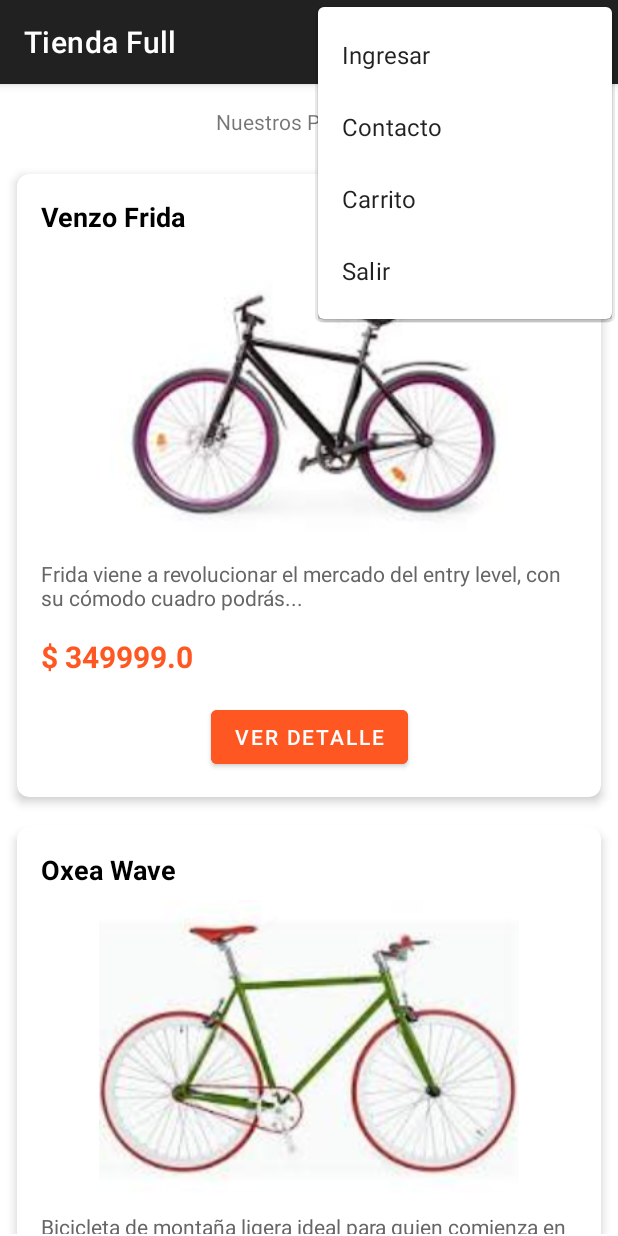
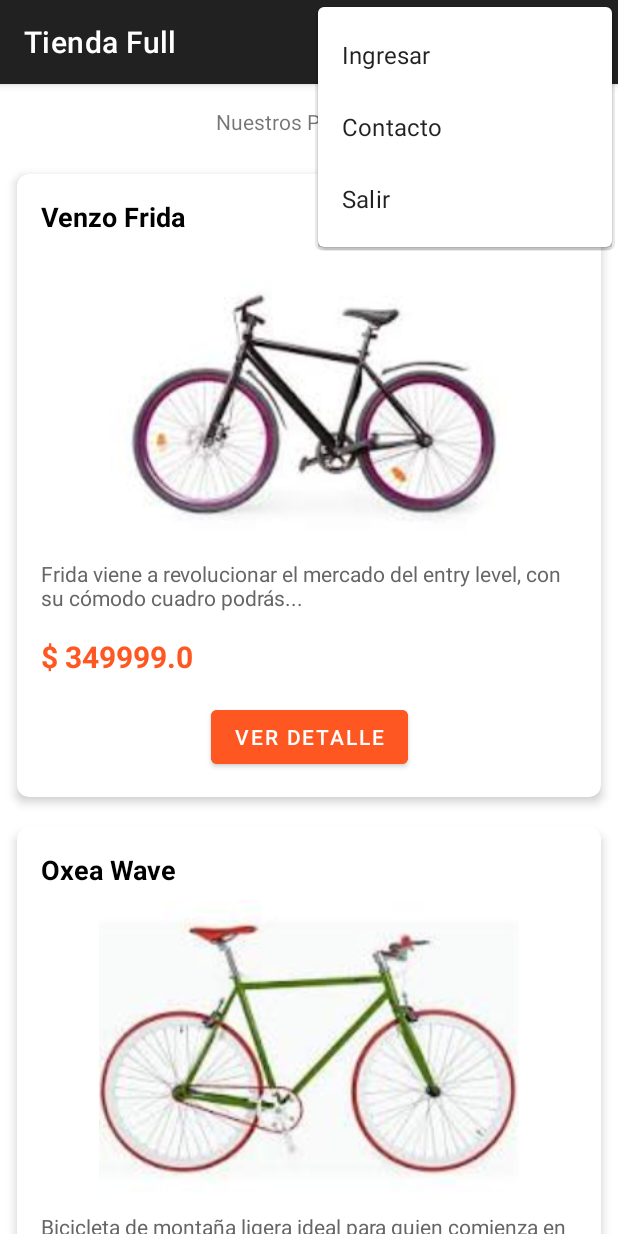
Before and after one commit to ISPC-23/Fullstack_Mobil_2025, an Android app: the screen it shows after launch (MainActivity), with the options menu open, on a phone screen of 412 x 824 dp. Run offline under Robolectric (Android 15) with nearby library versions, the phone set to English and light mode, and no system bars.

Commit message:
Se modifica menú de navegación

```diff
--- a/app/src/main/res/menu/menudeopciones.xml
+++ b/app/src/main/res/menu/menudeopciones.xml
@@ -12,9 +12,6 @@
         android:id="@+id/contacto"
         android:title="Contacto" />
     <item
-        android:id="@+id/carrito"
-        android:title="Carrito" />
-    <item
         android:id="@+id/salir"
         android:title="Salir" />
 </menu>
```
